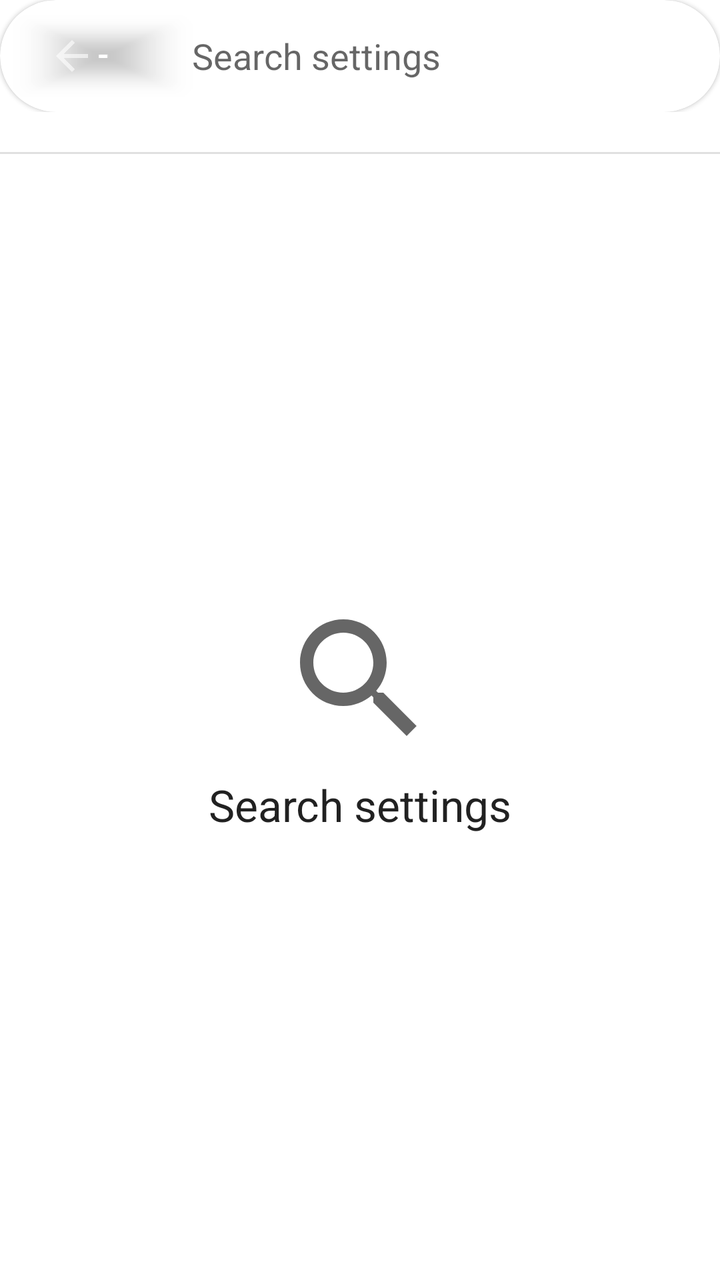
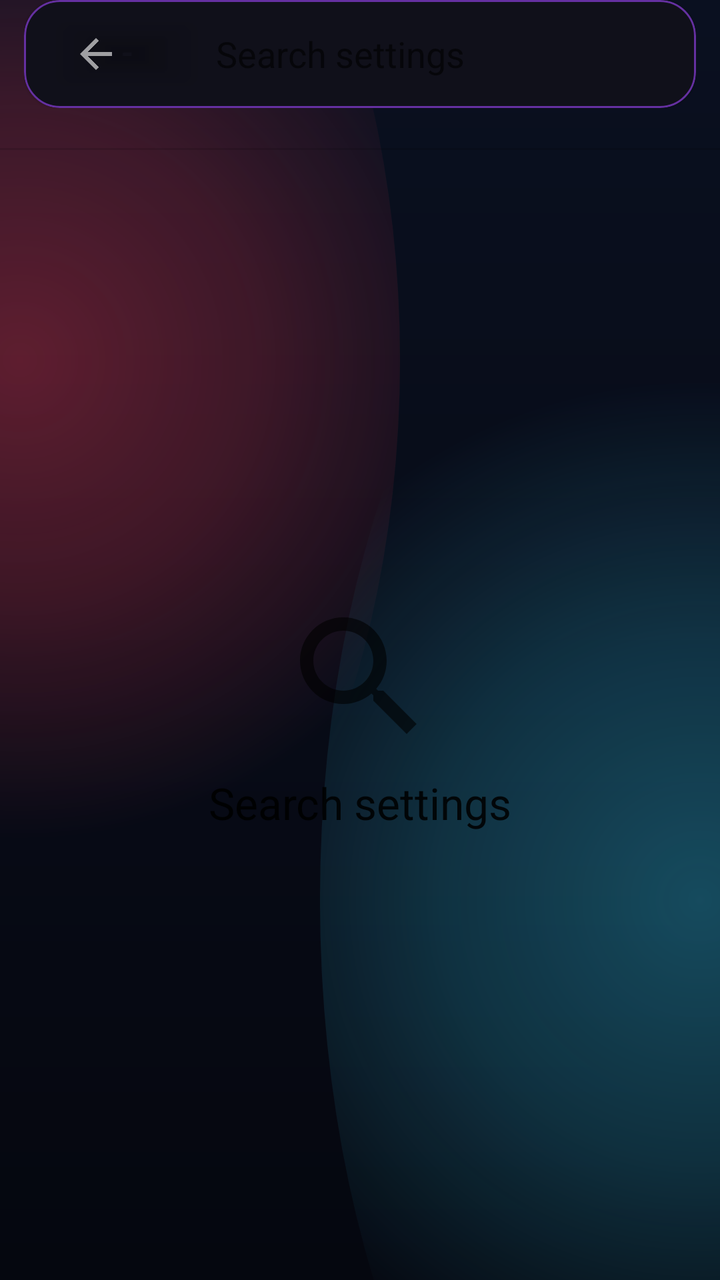

Screens rendered from an Android XML layout before and after an edit, with the pre-edit source and the edit as a unified diff.
<!-- AndroidManifest.xml: fallback theme Theme.MaterialComponents.DayNight.NoActionBar -->
<!-- res/layout/fragment_settings_search.xml -->
<?xml version="1.0" encoding="utf-8"?>
<androidx.constraintlayout.widget.ConstraintLayout xmlns:android="http://schemas.android.com/apk/res/android"
    xmlns:app="http://schemas.android.com/apk/res-auto"
    xmlns:tools="http://schemas.android.com/tools"
    android:layout_width="match_parent"
    android:layout_height="match_parent">

    <RelativeLayout
        android:id="@+id/relativeLayout"
        android:layout_width="0dp"
        android:layout_height="0dp"
        app:layout_constraintBottom_toBottomOf="parent"
        app:layout_constraintEnd_toEndOf="parent"
        app:layout_constraintStart_toStartOf="parent"
        app:layout_constraintTop_toBottomOf="@+id/divider">

        <LinearLayout
            android:id="@+id/no_results_view"
            android:layout_width="match_parent"
            android:layout_height="match_parent"
            android:gravity="center"
            android:orientation="vertical">

            <ImageView
                android:id="@+id/icon_no_results"
                android:layout_width="match_parent"
                android:layout_height="80dp"
                android:src="@drawable/ic_search" />

            <com.google.android.material.textview.MaterialTextView
                android:id="@+id/notice_text"
                style="@style/TextAppearance.Material3.TitleLarge"
                android:layout_width="match_parent"
                android:layout_height="wrap_content"
                android:gravity="center"
                android:paddingTop="8dp"
                android:text="@string/search_settings"
                tools:visibility="visible" />

        </LinearLayout>

        <androidx.recyclerview.widget.RecyclerView
            android:id="@+id/settings_list"
            android:layout_width="match_parent"
            android:layout_height="match_parent"
            android:clipToPadding="false" />

    </RelativeLayout>

    <FrameLayout
        android:id="@+id/frame_search"
        android:layout_width="match_parent"
        android:layout_height="wrap_content"
        android:clipToPadding="false"
        app:layout_constraintEnd_toEndOf="parent"
        app:layout_constraintStart_toStartOf="parent"
        app:layout_constraintTop_toTopOf="parent">

        <com.google.android.material.card.MaterialCardView
            android:id="@+id/search_background"
            style="?attr/materialCardViewFilledStyle"
            android:layout_width="match_parent"
            android:layout_height="56dp"
            app:cardCornerRadius="28dp">

            <LinearLayout
                android:id="@+id/search_container"
                android:layout_width="match_parent"
                android:layout_height="match_parent"
                android:layout_marginEnd="56dp"
                android:orientation="horizontal">

                <Button
                    android:id="@+id/back_button"
                    style="?attr/materialIconButtonFilledTonalStyle"
                    android:layout_width="wrap_content"
                    android:layout_height="wrap_content"
                    android:layout_gravity="center_vertical"
                    android:layout_marginStart="8dp"
                    app:backgroundTint="@android:color/transparent"
                    app:icon="@drawable/ic_back" />

                <EditText
                    android:id="@+id/search_text"
                    android:layout_width="match_parent"
                    android:layout_height="match_parent"
                    android:background="@android:color/transparent"
                    android:hint="@string/search_settings"
                    android:imeOptions="flagNoFullscreen"
                    android:inputType="text"
                    android:maxLines="1" />

            </LinearLayout>

            <Button
                android:id="@+id/clear_button"
                style="?attr/materialIconButtonFilledTonalStyle"
                android:layout_width="wrap_content"
                android:layout_height="wrap_content"
                android:layout_gravity="center_vertical|end"
                android:layout_marginEnd="8dp"
                android:visibility="invisible"
                app:backgroundTint="@android:color/transparent"
                app:icon="@drawable/ic_clear"
                tools:visibility="visible" />

        </com.google.android.material.card.MaterialCardView>

    </FrameLayout>

    <com.google.android.material.divider.MaterialDivider
        android:id="@+id/divider"
        android:layout_width="match_parent"
        android:layout_height="wrap_content"
        android:layout_marginTop="20dp"
        app:layout_constraintEnd_toEndOf="parent"
        app:layout_constraintStart_toStartOf="parent"
        app:layout_constraintTop_toBottomOf="@+id/frame_search" />

</androidx.constraintlayout.widget.ConstraintLayout>
<!-- resources referenced by this layout -->
<resources>
  <!-- drawable ic_back (drawable) -->
  <vector xmlns:android="http://schemas.android.com/apk/res/android"
      android:width="24dp"
      android:height="24dp"
      android:autoMirrored="true"
      android:viewportWidth="24"
      android:viewportHeight="24">
      <path
          android:fillColor="?attr/colorControlNormal"
          android:pathData="M20,11H7.83l5.59,-5.59L12,4l-8,8 8,8 1.41,-1.41L7.83,13H20v-2z" />
  </vector>
  <!-- drawable ic_clear (drawable) -->
  <vector xmlns:android="http://schemas.android.com/apk/res/android"
      android:width="24dp"
      android:height="24dp"
      android:viewportWidth="24"
      android:viewportHeight="24">
      <path
          android:fillColor="?attr/colorControlNormal"
          android:pathData="M19,6.41L17.59,5 12,10.59 6.41,5 5,6.41 10.59,12 5,17.59 6.41,19 12,13.41 17.59,19 19,17.59 13.41,12z" />
  </vector>
  <!-- drawable ic_search (drawable) -->
  <vector xmlns:android="http://schemas.android.com/apk/res/android"
      android:width="24dp"
      android:height="24dp"
      android:viewportWidth="24"
      android:viewportHeight="24">
      <path
          android:fillColor="?attr/colorControlNormal"
          android:pathData="M15.5,14h-0.79l-0.28,-0.27C15.41,12.59 16,11.11 16,9.5 16,5.91 13.09,3 9.5,3S3,5.91 3,9.5 5.91,16 9.5,16c1.61,0 3.09,-0.59 4.23,-1.57l0.27,0.28v0.79l5,4.99L20.49,19l-4.99,-5zM9.5,14C7.01,14 5,11.99 5,9.5S7.01,5 9.5,5 14,7.01 14,9.5 11.99,14 9.5,14z" />
  </vector>
  <string name="search_settings">Search settings</string>
</resources>

<!-- the commit's change to res/layout/fragment_settings_search.xml (unified diff, before → after) -->
@@ -3,7 +3,8 @@
     xmlns:app="http://schemas.android.com/apk/res-auto"
     xmlns:tools="http://schemas.android.com/tools"
     android:layout_width="match_parent"
-    android:layout_height="match_parent">
+    android:layout_height="match_parent"
+    android:background="@drawable/moonwitch_background">
 
     <RelativeLayout
         android:id="@+id/relativeLayout"
@@ -49,8 +50,9 @@
 
     <FrameLayout
         android:id="@+id/frame_search"
-        android:layout_width="match_parent"
+        android:layout_width="0dp"
         android:layout_height="wrap_content"
+        android:layout_marginHorizontal="12dp"
         android:clipToPadding="false"
         app:layout_constraintEnd_toEndOf="parent"
         app:layout_constraintStart_toStartOf="parent"
@@ -58,10 +60,13 @@
 
         <com.google.android.material.card.MaterialCardView
             android:id="@+id/search_background"
-            style="?attr/materialCardViewFilledStyle"
+            
             android:layout_width="match_parent"
-            android:layout_height="56dp"
-            app:cardCornerRadius="28dp">
+            android:layout_height="54dp"
+            app:cardBackgroundColor="@color/mw_ui_surface"
+            app:cardCornerRadius="18dp"
+            app:strokeColor="@color/mw_ui_border_accent"
+            app:strokeWidth="1dp">
 
             <LinearLayout
                 android:id="@+id/search_container"
<!-- resource entries referenced after the edit -->
@@ -1,5 +1,7 @@
 <!-- resources referenced by this layout -->
 <resources>
+  <color name="mw_ui_border_accent">#6530A1</color>
+  <color name="mw_ui_surface">#10101A</color>
   <!-- drawable ic_back (drawable) -->
   <vector xmlns:android="http://schemas.android.com/apk/res/android"
       android:width="24dp"
@@ -31,6 +33,38 @@
           android:fillColor="?attr/colorControlNormal"
           android:pathData="M15.5,14h-0.79l-0.28,-0.27C15.41,12.59 16,11.11 16,9.5 16,5.91 13.09,3 9.5,3S3,5.91 3,9.5 5.91,16 9.5,16c1.61,0 3.09,-0.59 4.23,-1.57l0.27,0.28v0.79l5,4.99L20.49,19l-4.99,-5zM9.5,14C7.01,14 5,11.99 5,9.5S7.01,5 9.5,5 14,7.01 14,9.5 11.99,14 9.5,14z" />
   </vector>
+  <!-- drawable moonwitch_background (drawable) -->
+  <?xml version="1.0" encoding="utf-8"?>
+  <layer-list xmlns:android="http://schemas.android.com/apk/res/android">
+      <item>
+          <shape android:shape="rectangle">
+              <gradient
+                  android:angle="270"
+                  android:endColor="#05070F"
+                  android:startColor="#0A1020" />
+          </shape>
+      </item>
+      <item android:left="-180dp" android:right="160dp" android:top="-160dp" android:bottom="120dp">
+          <shape android:shape="oval">
+              <gradient
+                  android:centerColor="#35FF3B55"
+                  android:endColor="#00FF3B55"
+                  android:gradientRadius="240dp"
+                  android:startColor="#58FF3B55"
+                  android:type="radial" />
+          </shape>
+      </item>
+      <item android:left="160dp" android:right="-180dp" android:top="80dp" android:bottom="-180dp">
+          <shape android:shape="oval">
+              <gradient
+                  android:centerColor="#3035D8FF"
+                  android:endColor="#0035D8FF"
+                  android:gradientRadius="260dp"
+                  android:startColor="#5035D8FF"
+                  android:type="radial" />
+          </shape>
+      </item>
+  </layer-list>
   <string name="search_settings">Search settings</string>
 </resources>
 
